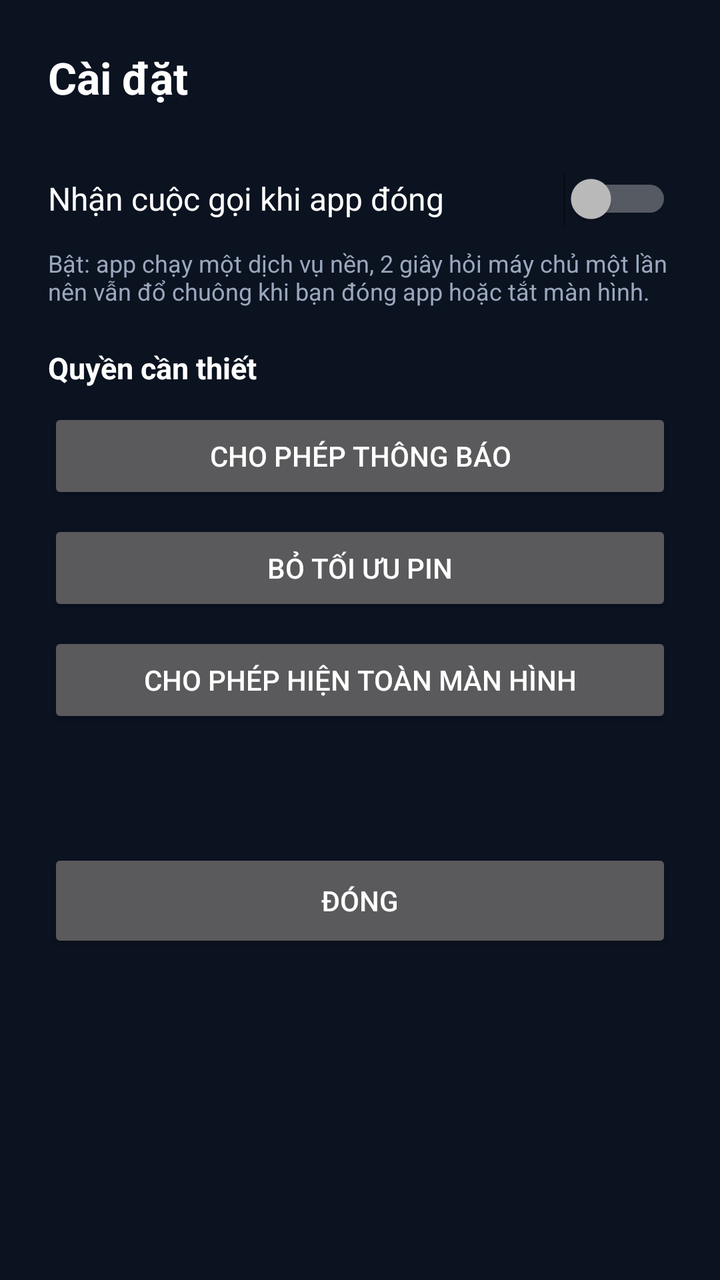
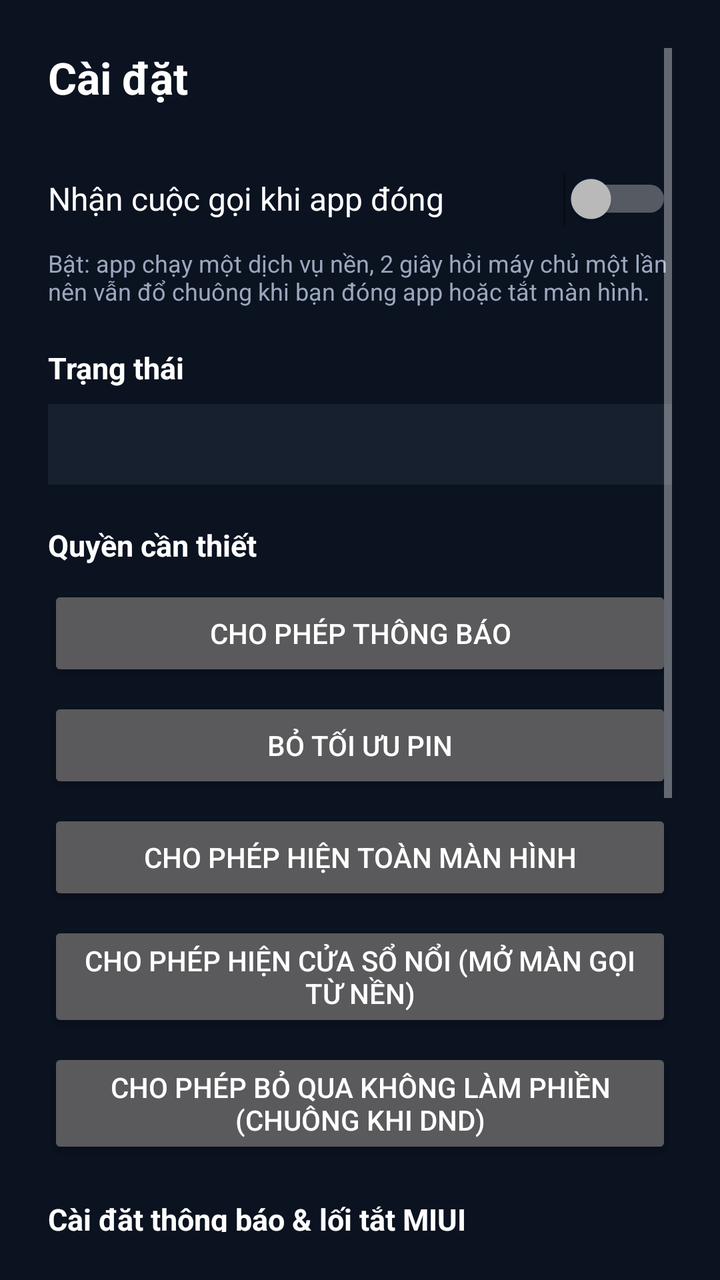

Before-and-after screenshots of an Android layout around one commit, followed by the original layout XML and the change that was made.
<!-- AndroidManifest.xml: application theme AppTheme -->
<!-- res/layout/activity_settings.xml -->
<?xml version="1.0" encoding="utf-8"?>
<ScrollView xmlns:android="http://schemas.android.com/apk/res/android"
    android:layout_width="match_parent"
    android:layout_height="match_parent"
    android:background="#FF0B1220"
    android:padding="24dp">

    <LinearLayout
        android:layout_width="match_parent"
        android:layout_height="wrap_content"
        android:orientation="vertical">

        <TextView
            android:layout_width="match_parent"
            android:layout_height="wrap_content"
            android:text="@string/settings_title"
            android:textColor="#FFFFFFFF"
            android:textSize="22sp"
            android:textStyle="bold" />

        <Switch
            android:id="@+id/receiveSwitch"
            android:layout_width="match_parent"
            android:layout_height="wrap_content"
            android:layout_marginTop="22dp"
            android:minHeight="48dp"
            android:text="@string/st_receive"
            android:textColor="#FFFFFFFF"
            android:textSize="16sp" />

        <TextView
            android:layout_width="match_parent"
            android:layout_height="wrap_content"
            android:text="@string/st_receive_hint"
            android:textColor="#FF9AA7BD"
            android:textSize="12sp" />

        <TextView
            android:layout_width="match_parent"
            android:layout_height="wrap_content"
            android:layout_marginTop="20dp"
            android:text="@string/st_permissions"
            android:textColor="#FFFFFFFF"
            android:textSize="15sp"
            android:textStyle="bold" />

        <Button
            android:id="@+id/notifButton"
            android:layout_width="match_parent"
            android:layout_height="wrap_content"
            android:layout_marginTop="10dp"
            android:minHeight="48dp"
            android:text="@string/st_notif_button" />

        <Button
            android:id="@+id/batteryButton"
            android:layout_width="match_parent"
            android:layout_height="wrap_content"
            android:layout_marginTop="8dp"
            android:minHeight="48dp"
            android:text="@string/st_battery_button" />

        <Button
            android:id="@+id/fullScreenButton"
            android:layout_width="match_parent"
            android:layout_height="wrap_content"
            android:layout_marginTop="8dp"
            android:minHeight="48dp"
            android:text="@string/st_full_button" />

        <TextView
            android:id="@+id/statusView"
            android:layout_width="match_parent"
            android:layout_height="wrap_content"
            android:layout_marginTop="22dp"
            android:textColor="#FF5B6B85"
            android:textSize="12sp" />

        <Button
            android:id="@+id/closeButton"
            android:layout_width="match_parent"
            android:layout_height="wrap_content"
            android:layout_marginTop="22dp"
            android:minHeight="52dp"
            android:text="@string/action_close" />

    </LinearLayout>
</ScrollView>
<!-- resources referenced by this layout -->
<resources>
  <string name="action_close">Đóng</string>
  <string name="settings_title">Cài đặt</string>
  <string name="st_battery_button">Bỏ tối ưu pin</string>
  <string name="st_full_button">Cho phép hiện toàn màn hình</string>
  <string name="st_notif_button">Cho phép thông báo</string>
  <string name="st_permissions">Quyền cần thiết</string>
  <string name="st_receive">Nhận cuộc gọi khi app đóng</string>
  <string name="st_receive_hint">Bật: app chạy một dịch vụ nền, 2 giây hỏi máy chủ một lần nên vẫn đổ chuông khi bạn đóng app hoặc tắt màn hình.</string>
  <style name="AppTheme" parent="@android:style/Theme.Material.NoActionBar">
          <item name="android:windowBackground">#FF0B1220</item>
      </style>
</resources>

<!-- the commit's change to res/layout/activity_settings.xml (unified diff, before → after) -->
@@ -35,6 +35,27 @@
             android:textColor="#FF9AA7BD"
             android:textSize="12sp" />
 
+        
+        <TextView
+            android:layout_width="match_parent"
+            android:layout_height="wrap_content"
+            android:layout_marginTop="20dp"
+            android:text="@string/st_status_section"
+            android:textColor="#FFFFFFFF"
+            android:textSize="15sp"
+            android:textStyle="bold" />
+
+        <TextView
+            android:id="@+id/statusView"
+            android:layout_width="match_parent"
+            android:layout_height="wrap_content"
+            android:layout_marginTop="8dp"
+            android:background="#FF16202F"
+            android:padding="12dp"
+            android:textColor="#FF9AA7BD"
+            android:textIsSelectable="true"
+            android:textSize="12sp" />
+
         <TextView
             android:layout_width="match_parent"
             android:layout_height="wrap_content"
@@ -68,13 +89,79 @@
             android:minHeight="48dp"
             android:text="@string/st_full_button" />
 
-        <TextView
-            android:id="@+id/statusView"
+        <Button
+            android:id="@+id/overlayButton"
             android:layout_width="match_parent"
             android:layout_height="wrap_content"
-            android:layout_marginTop="22dp"
-            android:textColor="#FF5B6B85"
+            android:layout_marginTop="8dp"
+            android:minHeight="48dp"
+            android:text="@string/st_overlay_button" />
+
+        <Button
+            android:id="@+id/dndButton"
+            android:layout_width="match_parent"
+            android:layout_height="wrap_content"
+            android:layout_marginTop="8dp"
+            android:minHeight="48dp"
+            android:text="@string/st_dnd_button" />
+
+        
+        <TextView
+            android:layout_width="match_parent"
+            android:layout_height="wrap_content"
+            android:layout_marginTop="20dp"
+            android:text="@string/st_device_section"
+            android:textColor="#FFFFFFFF"
+            android:textSize="15sp"
+            android:textStyle="bold" />
+
+        <TextView
+            android:layout_width="match_parent"
+            android:layout_height="wrap_content"
+            android:layout_marginTop="4dp"
+            android:text="@string/st_device_hint"
+            android:textColor="#FF9AA7BD"
             android:textSize="12sp" />
+
+        <Button
+            android:id="@+id/notifSettingsButton"
+            android:layout_width="match_parent"
+            android:layout_height="wrap_content"
+            android:layout_marginTop="10dp"
+            android:minHeight="48dp"
+            android:text="@string/st_notif_settings_button" />
+
+        <Button
+            android:id="@+id/callChannelButton"
+            android:layout_width="match_parent"
+            android:layout_height="wrap_content"
+            android:layout_marginTop="8dp"
+            android:minHeight="48dp"
+            android:text="@string/st_call_channel_button" />
+
+        <Button
+            android:id="@+id/miuiAutostartButton"
+            android:layout_width="match_parent"
+            android:layout_height="wrap_content"
+            android:layout_marginTop="8dp"
+            android:minHeight="48dp"
+            android:text="@string/st_miui_autostart_button" />
+
+        <Button
+            android:id="@+id/miuiPermButton"
+            android:layout_width="match_parent"
+            android:layout_height="wrap_content"
+            android:layout_marginTop="8dp"
+            android:minHeight="48dp"
+            android:text="@string/st_miui_perm_button" />
+
+        <Button
+            android:id="@+id/appDetailsButton"
+            android:layout_width="match_parent"
+            android:layout_height="wrap_content"
+            android:layout_marginTop="8dp"
+            android:minHeight="48dp"
+            android:text="@string/st_app_details_button" />
 
         <Button
             android:id="@+id/closeButton"
<!-- resource entries referenced after the edit -->
@@ -2,12 +2,22 @@
 <resources>
   <string name="action_close">Đóng</string>
   <string name="settings_title">Cài đặt</string>
+  <string name="st_app_details_button">Thông tin app (cài đặt hệ thống)</string>
   <string name="st_battery_button">Bỏ tối ưu pin</string>
+  <string name="st_call_channel_button">Mở cài đặt kênh “Cuộc gọi đến”</string>
+  <string name="st_device_hint">MIUI/Xiaomi hay chặn chuông và màn hình gọi khi app ở nền: bật đủ các mục dưới đây.</string>
+  <string name="st_device_section">Cài đặt thông báo &amp; lối tắt MIUI</string>
+  <string name="st_dnd_button">Cho phép bỏ qua Không làm phiền (chuông khi DND)</string>
   <string name="st_full_button">Cho phép hiện toàn màn hình</string>
+  <string name="st_miui_autostart_button">MIUI: Tự khởi động (Autostart)</string>
+  <string name="st_miui_perm_button">MIUI: Quyền của app / quyền khác</string>
   <string name="st_notif_button">Cho phép thông báo</string>
+  <string name="st_notif_settings_button">Mở cài đặt thông báo của app</string>
+  <string name="st_overlay_button">Cho phép hiện cửa sổ nổi (mở màn gọi từ nền)</string>
   <string name="st_permissions">Quyền cần thiết</string>
   <string name="st_receive">Nhận cuộc gọi khi app đóng</string>
   <string name="st_receive_hint">Bật: app chạy một dịch vụ nền, 2 giây hỏi máy chủ một lần nên vẫn đổ chuông khi bạn đóng app hoặc tắt màn hình.</string>
+  <string name="st_status_section">Trạng thái</string>
   <style name="AppTheme" parent="@android:style/Theme.Material.NoActionBar">
           <item name="android:windowBackground">#FF0B1220</item>
       </style>
